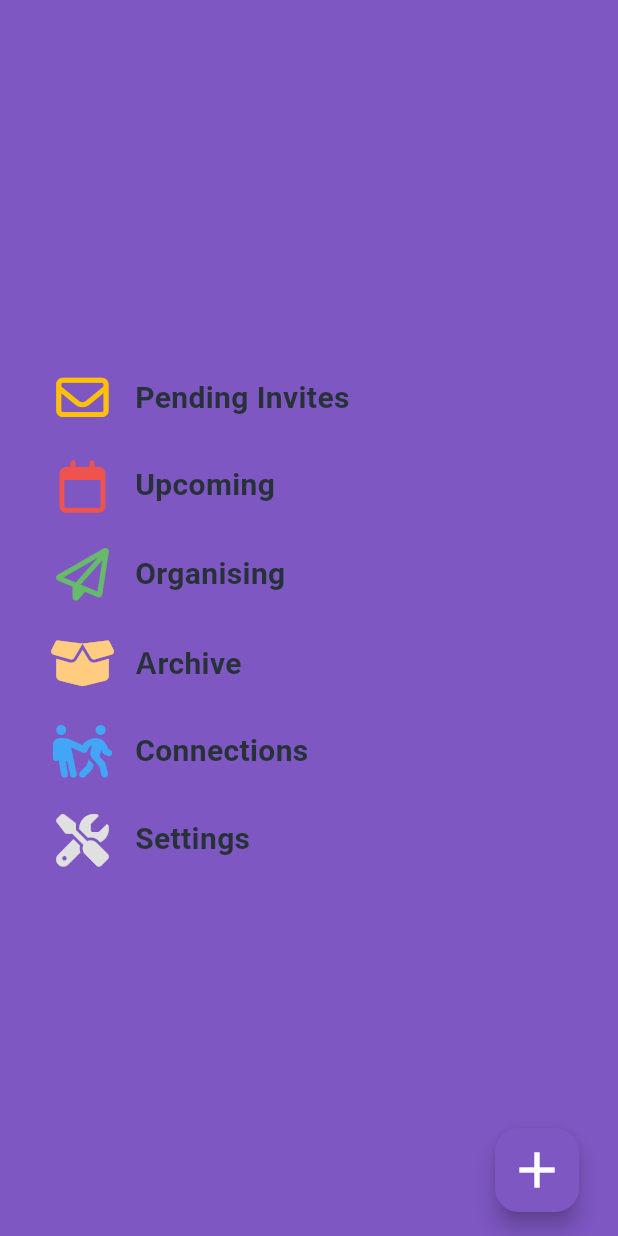
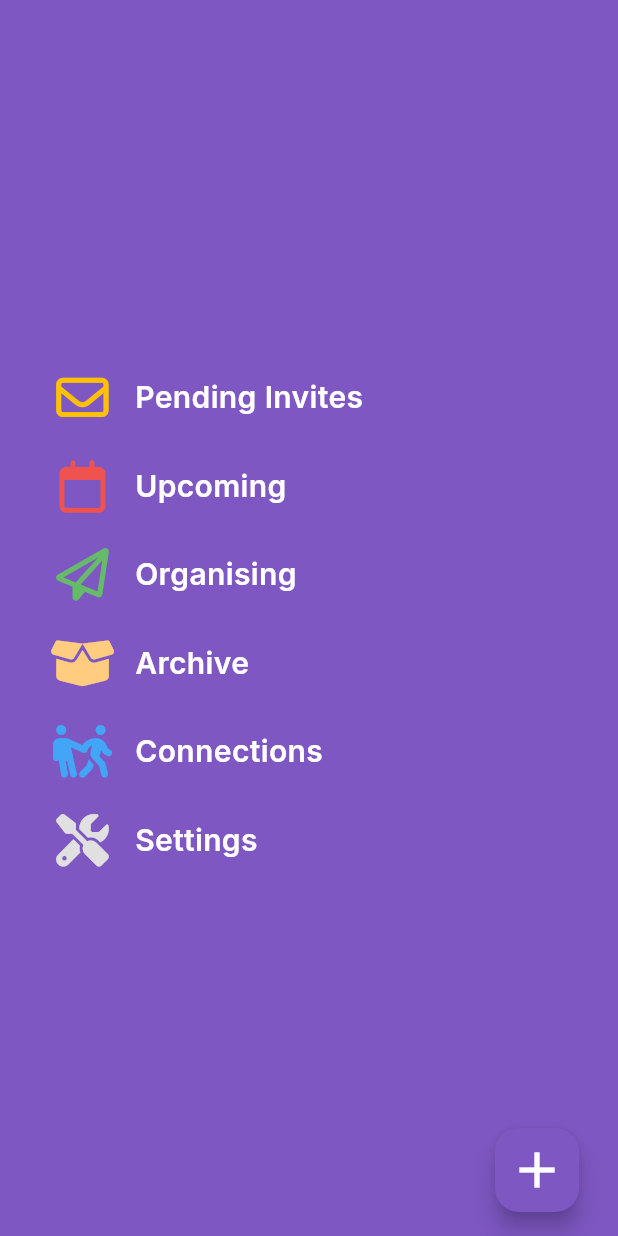
Before and after one commit to Broderick-Westrope/eventurely_flutter, a Flutter app: the screen it shows after launch, on a phone screen of 412 x 824 dp. Run offline on Flutter 3.47's test engine with Material 3 defaults, Android fonts, the phone set to English and light mode, and no system bars; our stand-ins replace fixnum, flutter_riverpod, font_awesome_flutter, go_router, google_fonts, riverpod_annotation; missing offline and left inert: grpc, protobuf; generated files the repository leaves out were written again; Roboto replaces fonts that are missing (Montserrat).

Commit message:
feat: force dark theme

```diff
--- a/lib/src/theme.dart
+++ b/lib/src/theme.dart
@@ -2,7 +2,7 @@
 import 'package:google_fonts/google_fonts.dart';
 
 class CustomTheme {
-  static const themeMode = ThemeMode.system;
+  static const themeMode = ThemeMode.dark;
   static final appColor = Colors.deepPurple.shade400;
   static final toolbarActionsColor = Colors.grey.shade500;
 
```
